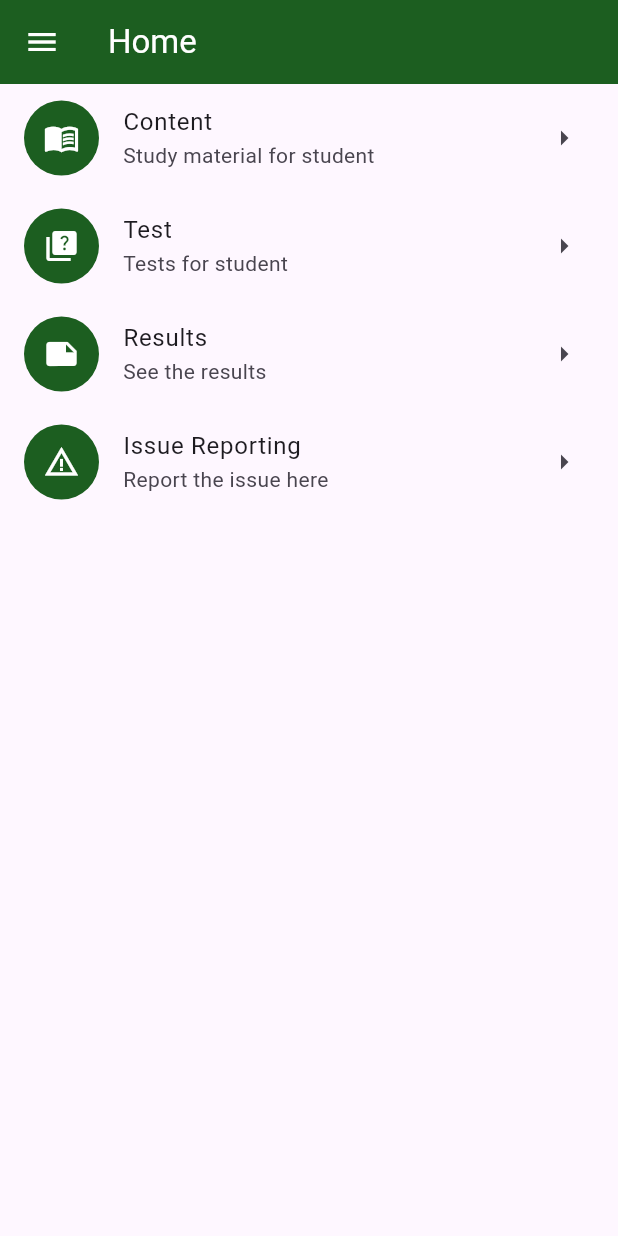
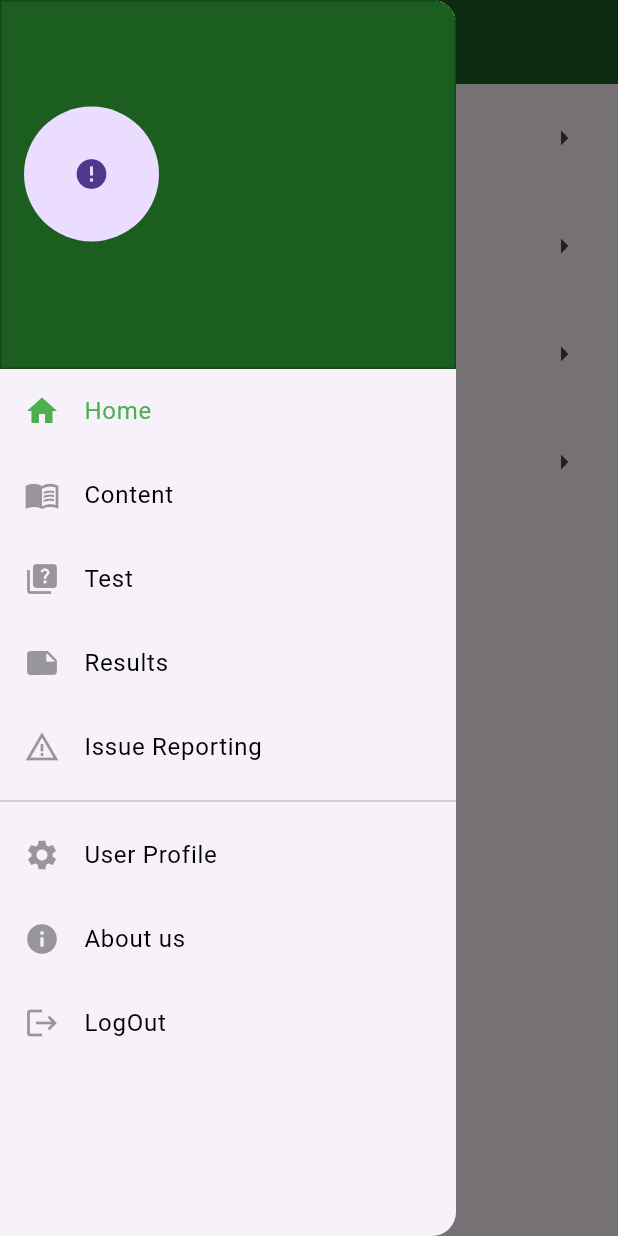
Before and after one commit to chindamsaiprasad/jeeni, a Flutter app: the Dashboard screen opened directly, in the side drawer, after a tap on "Results", on a phone screen of 412 x 824 dp. Run offline on Flutter 3.47's test engine with Material 3 defaults, Android fonts, the light colour scheme and no system bars; our stand-ins replace cached_network_image, device_info_plus, flutter_easyloading, hooks_riverpod, image_picker, loading_animation_widget and 2 more; accounts and stored records are empty.

Commit message:
update changes in profile photo

```diff
--- a/lib/pages/navbar.dart
+++ b/lib/pages/navbar.dart
@@ -274,6 +274,43 @@ void dispose() {
 
               Divider(),
               ListTile(
+                leading: const Icon(
+                  Icons.settings,
+                  color:  Colors.black38,
+                ),
+                title: const Text(
+                  "User Profile",
+                  style: TextStyle(
+                    color:  Colors.black,
+                  ),
+                ),
+                onTap: () {
+
+
+
+                  OverlayLoader.show(context: context, title: "Loading...");
+                              ref.read(userProvider).saveUserDetails().then((response) {
+                                if (response.statusCode == 200) {
+                                  Navigator.push(context, MaterialPageRoute(
+                                      builder: (context) => UserProfilePage( callback: updateProfileData),
+                                    ),
+                                  );
+
+                                } else if (response.statusCode == 401) {
+                                  ref.read(networkErrorProvider).resolveError();
+                                }
+                                widget.callback();
+                              }).catchError((error) {
+                                print('Failed to fetch results: $error');
+
+                              }).whenComplete(() {
+                                OverlayLoader.hide();
+                              });
+
+                  widget.callback();
+                },
+              ),
+              ListTile(
                 leading: Icon(
                   Icons.info,
                   color: selectedMenu == MenuType.aboutUs
@@ -328,12 +365,13 @@ void dispose() {
   Widget userProfileBoxDisplay(WidgetRef ref) {
     Padding userProfileColumn() {
       return Padding(
-        padding: const EdgeInsets.only(top: 50, left: 10, right: 10, bottom: 5),
+        padding: const EdgeInsets.only(top: 10, left: 10, right: 10, bottom: 10),
         child: Column(
           crossAxisAlignment: CrossAxisAlignment.start,
           children: [
+            SizedBox(height: 60,),
             SizedBox(
-              height: 80,
+              height: 90,
               width: 100,
               // color: Colors.red,
               child: CircleAvatar(
@@ -348,9 +386,7 @@ void dispose() {
                 ),
               ),
             ),
-            const SizedBox(
-              height: 5,
-            ),
+            const SizedBox(height: 30,),
             Text(
               userName,
               style: const TextStyle(color: Colors.white, fontSize: 16),
@@ -362,63 +398,52 @@ void dispose() {
                   userEmail,
                   style: TextStyle(color: Colors.white, fontSize: 14),
                 ),
-                Container(
-                  width: 25,
-                  height: 25,
-                  decoration: const BoxDecoration(
-                    shape: BoxShape.circle,
-                    color: Colors.white,
-                  ),
-                  child: Stack(
-                    children: <Widget>[
-                      const Center(
-                        child: Icon(
-                          Icons.settings,
-                          size: 20,
-                          color: Colors.black,
-                        ),
-                      ),
-                      Positioned.fill(
-                        child: Material(
-                          color: Colors.transparent,
-                          child: InkWell(
-                            borderRadius: BorderRadius.circular(30),
-                            onTap: () {
+                // Container(
+                //   width: 25,
+                //   height: 25,
+                //   decoration: const BoxDecoration(
+                //     shape: BoxShape.circle,
+                //     color: Colors.white,
+                //   ),
+                //   child: Stack(
+                //     children: <Widget>[
+                //       const Center(
+                //         child: Icon(
+                //           Icons.settings,
+                //           size: 20,
+                //           color: Colors.black,
+                //         ),
+                //       ),
+                //       Positioned.fill(
+                //         child: Material(
+                //           color: Colors.transparent,
+                //           child: InkWell(
+                //             borderRadius: BorderRadius.circular(30),
+                //             onTap: () {
+                //               OverlayLoader.show(context: context, title: "Loading...");
+                //               ref.read(userProvider).saveUserDetails().then((response) {
+                //                 if (response.statusCode == 200) {
+                //                   Navigator.push(context, MaterialPageRoute(
+                //                       builder: (context) => UserProfilePage( callback: updateProfileData),
+                //                     ),
+                //                   );
+                //                 } else if (response.statusCode == 401) {
+                //                   ref.read(networkErrorProvider).resolveError();
+                //                 }
+                //                 widget.callback();
+                //               }).catchError((error) {
+                //                 print('Failed to fetch results: $error');
 
-                              OverlayLoader.show(context: context, title: "Loading...");
-                              ref.read(userProvider).saveUserDetails().then((response) {
-                              if(response.statusCode == 200){
-                                Navigator.push(context, MaterialPageRoute(
-                                  builder: (context) => UserProfilePage(callback: updateProfileData),),
-                              );
-                              } else if(response.statusCode == 401){
-                                ref.read(networkErrorProvider).resolveError();
-                              }
-                      widget.callback();
-                    }).catchError((error) {
-                      print('Failed to fetch results: $error');
-                      // ref.read(networkErrorProvider).resolveError();
-                    }).whenComplete(() {
-                      OverlayLoader.hide();
-                    });
-
-
-
-
-                              // Navigator.push(
-                              //   context,
-                              //   MaterialPageRoute(
-                              //     builder: (context) => UserProfilePage(
-                              //         callback: updateProfileData),
-                              //   ),
-                              // );
-                            },
-                          ),
-                        ),
-                      ),
-                    ],
-                  ),
-                ),
+                //               }).whenComplete(() {
+                //                 OverlayLoader.hide();
+                //               });
+                //             },
+                //           ),
+                //         ),
+                //       ),
+                //     ],
+                //   ),
+                // ),
               ],
             ),
           ],
```
Also changed, not shown: lib/pages/auth/login_page.dart (+13 -7 lines), lib/pages/dashboard/result/result_page.dart (+18 -1 lines), lib/pages/user_profile.dart (+45 -35 lines), lib/providers/user_provider.dart (+3 -49 lines), assets/images/loginImageBg.jpg (added), assets/images/profileBg.jpg (added).
